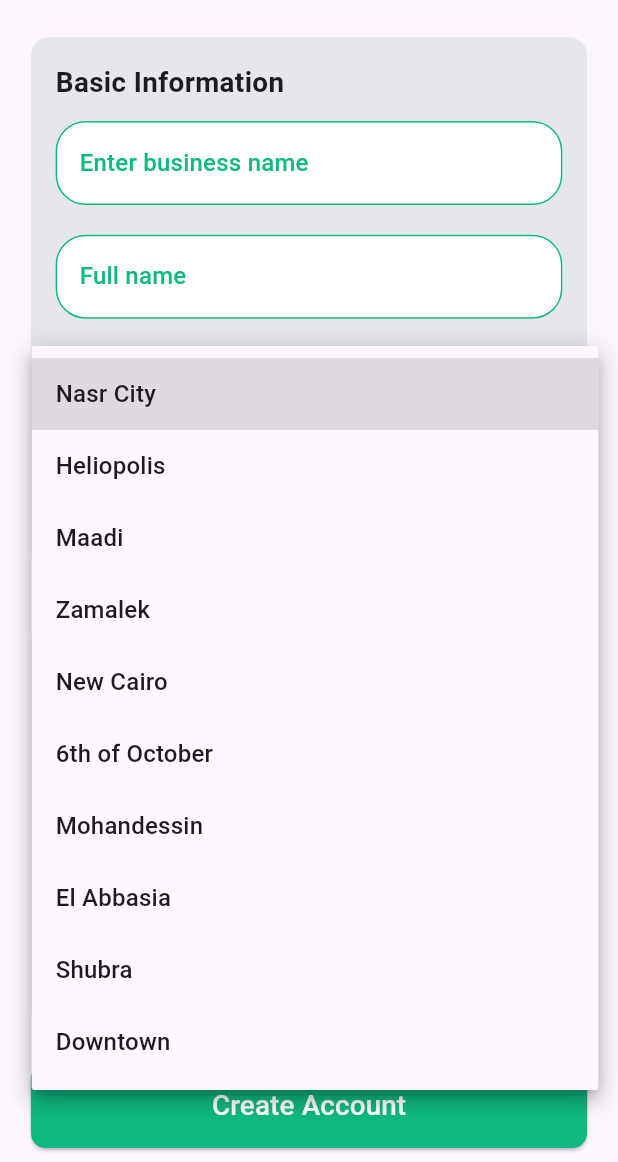
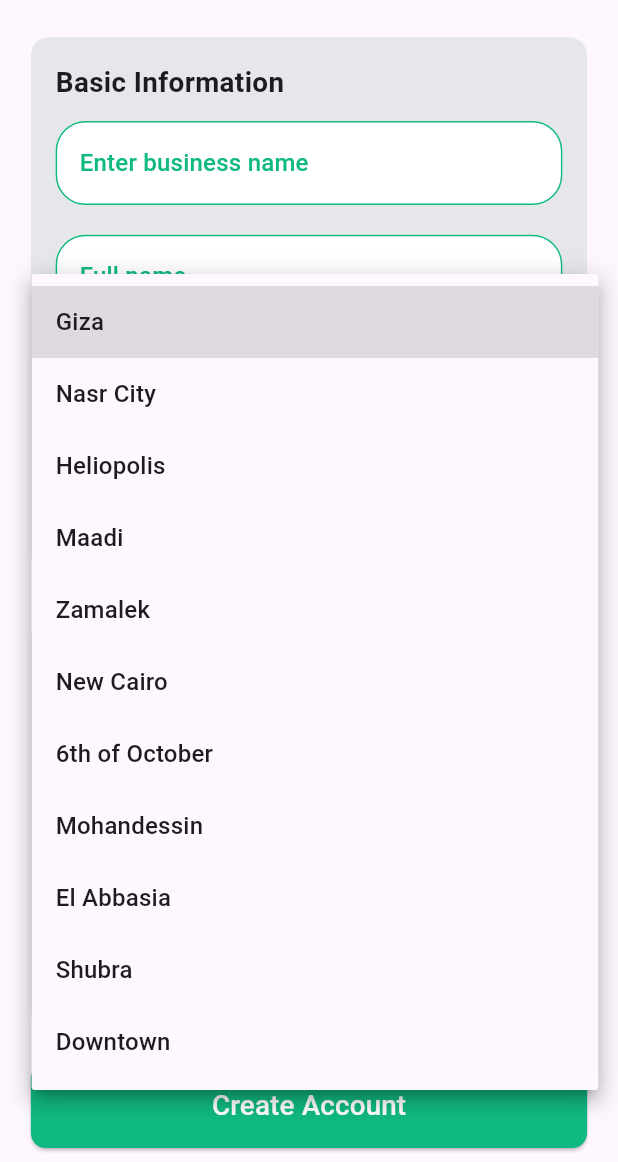
Before and after one commit to Faridaessam1/eco, a Flutter app: the SellerSignUpScreen screen opened directly, after a tap on "Location", on a phone screen of 412 x 824 dp, the part 74-1236 px from its top. Run offline on Flutter 3.47's test engine with Material 3 defaults, Android fonts, the phone set to English and light mode, and no system bars; our stand-ins replace animated_custom_dropdown, bot_toast, cloud_firestore, firebase_auth, firebase_core, flutter_easyloading and 4 more; accounts and stored records are empty; generated files the repository leaves out were written again.

Commit message:
edit on signup screen

```diff
--- a/lib/core/FirebaseServices/firebase_auth.dart
+++ b/lib/core/FirebaseServices/firebase_auth.dart
@@ -121,4 +121,5 @@ class FirebaseFunctions {
 
 
 
+
 }
--- a/lib/main.dart
+++ b/lib/main.dart
@@ -1,4 +1,5 @@
 import 'package:bot_toast/bot_toast.dart';
+import 'package:eco_eaters_app_3/core/FirebaseServices/firebase_auth.dart';
 import 'package:firebase_core/firebase_core.dart';
 import 'package:flutter/material.dart';
 import 'package:flutter_easyloading/flutter_easyloading.dart';
@@ -11,6 +12,7 @@ final GlobalKey<NavigatorState> navigatorKey = GlobalKey<NavigatorState>();
 
 Future<void> main() async {
   WidgetsFlutterBinding.ensureInitialized();
+
 
   await Firebase.initializeApp(
     options: DefaultFirebaseOptions.currentPlatform,
--- a/lib/ui/auth/login_screen.dart
+++ b/lib/ui/auth/login_screen.dart
@@ -5,7 +5,6 @@ import 'package:eco_eaters_app_3/ui/auth/widget/forgot_password_screen.dart';
 import 'package:firebase_auth/firebase_auth.dart';
 import 'package:flutter/material.dart';
 import 'package:flutter_easyloading/flutter_easyloading.dart';
-
 import '../../core/constants/app_assets.dart';
 import '../../core/constants/app_colors.dart';
 import '../../core/routes/page_route_names.dart';
--- a/lib/ui/auth/seller_sign_up_screen.dart
+++ b/lib/ui/auth/seller_sign_up_screen.dart
@@ -39,6 +39,7 @@ class _SellerSignUpScreenState extends State<SellerSignUpScreen> {
     '12:00 PM - 8:00 PM',
   ];
   final cairoCities = [
+    'Giza' ,
     'Nasr City',
     'Heliopolis',
     'Maadi',
--- a/lib/ui/seller/home/home_view.dart
+++ b/lib/ui/seller/home/home_view.dart
@@ -1,9 +1,7 @@
-
 import 'package:eco_eaters_app_3/ui/seller/home/widgets/custom_insights_container.dart';
 import 'package:eco_eaters_app_3/ui/seller/home/widgets/custom_recent_order_container.dart';
 import 'package:eco_eaters_app_3/ui/seller/home/widgets/custom_text_button.dart';
 import 'package:flutter/material.dart';
-
 import '../../../Data/order_data_model.dart';
 import '../../../core/constants/app_colors.dart';
 import '../../../Data/insights_data_model.dart';
```
